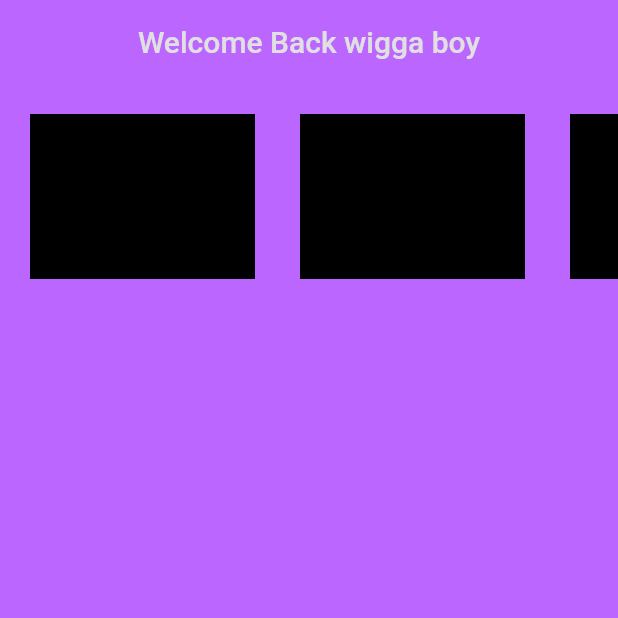
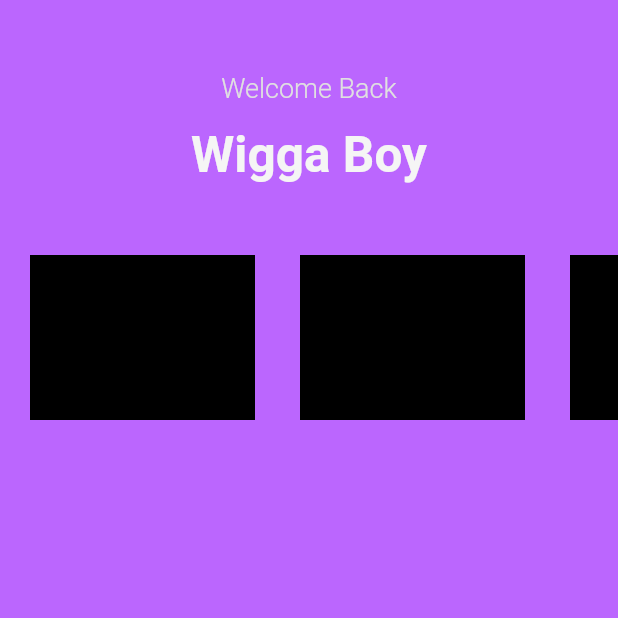
Before and after one commit to Syncxv/music-player-flutter, a Flutter app: the screen it shows after launch, on a phone screen of 412 x 824 dp, the top half of it. Run offline on Flutter 3.47's test engine with Material 2 defaults, Android fonts, the phone set to English and light mode, and no system bars.

Commit message:
better app bar idk

```diff
--- a/lib/screens/home_screen.dart
+++ b/lib/screens/home_screen.dart
@@ -11,15 +11,45 @@ class HomeScreen extends StatelessWidget {
         body: CustomScrollView(
       slivers: [
         SliverAppBar(
+          expandedHeight: 150,
           backgroundColor: Colors.transparent,
-          centerTitle: true,
-          title: Column(
-            children: [
-              Text(
-                "Welcome Back wigga boy",
-                style: TextStyle(color: Colors.grey[300]),
+          // centerTitle: true,
+          flexibleSpace: FlexibleSpaceBar(
+            titlePadding: EdgeInsets.zero,
+            centerTitle: true,
+            title: Container(
+              margin: const EdgeInsets.only(top: 30),
+              child: Column(
+                mainAxisAlignment: MainAxisAlignment.center,
+                children: [
+                  Flexible(flex: 3, child: Container()),
+                  Column(
+                    children: [
+                      Text(
+                        "Welcome Back",
+                        style: TextStyle(
+                          fontWeight: FontWeight.w300,
+                          color: Colors.grey[300],
+                          fontSize: 12,
+                        ),
+                      ),
+                      const SizedBox(
+                        height: 10,
+                      ),
+                      Text(
+                        "Wigga Boy",
+                        style: TextStyle(
+                          fontWeight: FontWeight.bold,
+                          color: Colors.grey[100],
+                          fontSize: 22,
+                        ),
+                      ),
+                    ],
+                  ),
+                  Flexible(flex: 1, child: Container())
+                ],
               ),
-            ],
+            ),
           ),
         ),
         SliverToBoxAdapter(
```
